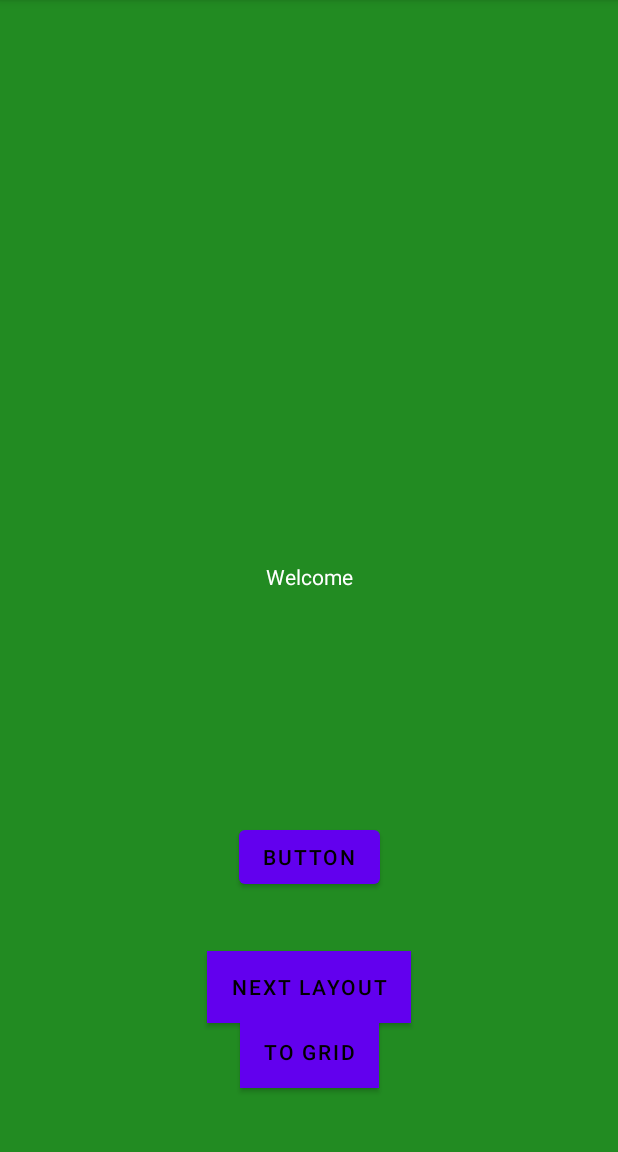
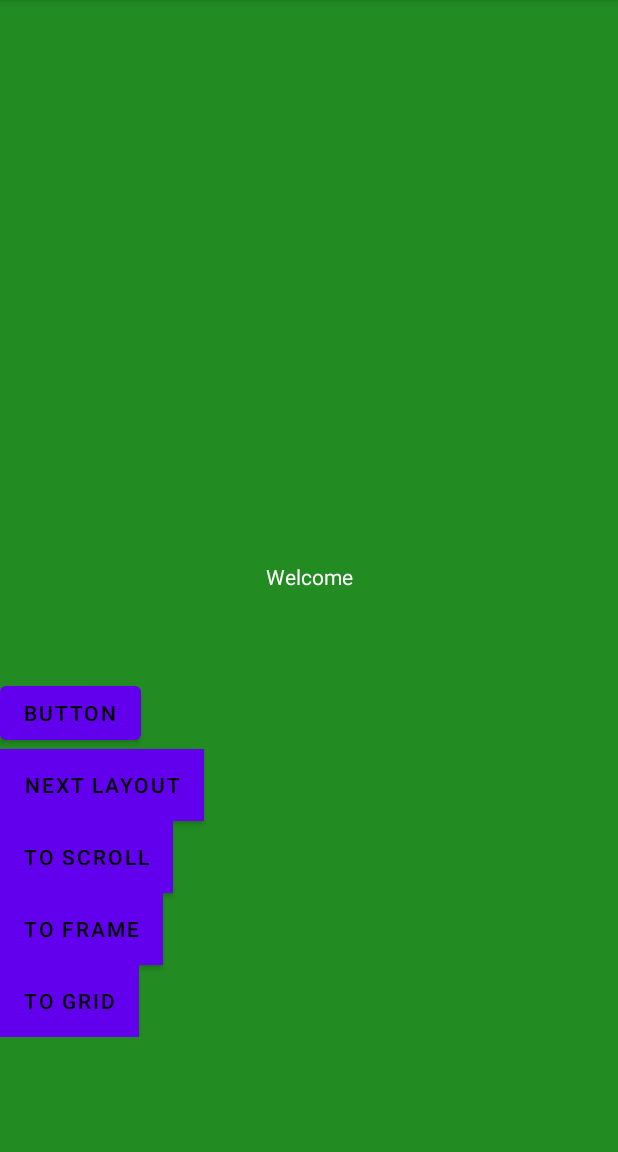
Before and after one commit to andrew-of-ulster/GestationApp, an Android app: the screen it shows after launch (MainActivity), on a phone screen of 412 x 824 dp, the part 84-1236 px from its top. Run offline under Robolectric (Android 15) with nearby library versions, the phone set to English and light mode, and no system bars.

Commit message:
Grid layour and frame layout added

```diff
--- a/app/src/main/AndroidManifest.xml
+++ b/app/src/main/AndroidManifest.xml
@@ -22,7 +22,10 @@
 
 
         <activity android:name=".secondPage"/>
-        <activity android:name=".gridActivity"/>
+        <activity android:name=".scrollPage"/>
+        <activity android:name=".framePage"/>
+        <activity android:name=".actualGridPage"/>
+
     </application>
 
 
--- a/app/src/main/java/com/example/gestationapp/MainActivity.java
+++ b/app/src/main/java/com/example/gestationapp/MainActivity.java
@@ -10,7 +10,7 @@ import android.widget.TextView;
 
 public class MainActivity extends AppCompatActivity {
 
-    Button firstButton,firstToSec,toGrid;
+    Button firstButton,firstToSec,toScroll, toFrame, toGrid;
     TextView welcome;;
 
 
@@ -20,15 +20,13 @@ public class MainActivity extends AppCompatActivity {
         super.onCreate(savedInstanceState);
         setContentView(R.layout.activity_main);
 
-        firstButton = (Button) findViewById(R.id.BUTTON);
-
         welcome = (TextView) findViewById(R.id.textView);
 
+        firstButton = (Button) findViewById(R.id.BUTTON);
         firstToSec = (Button) findViewById(R.id.nextLayout);
-
+        toScroll = (Button) findViewById(R.id.toScrollButton);
+        toFrame = (Button) findViewById(R.id.toFrameButton);
         toGrid = (Button) findViewById(R.id.toGridButton);
-
-
 
 
         firstButton.setOnClickListener(new View.OnClickListener(){
@@ -50,13 +48,31 @@ public class MainActivity extends AppCompatActivity {
             }
         });
 
+        toScroll.setOnClickListener(new View.OnClickListener(){
+            @Override
+            public void onClick (View view){
+                Intent newIntent = new Intent(MainActivity.this, scrollPage.class);
+                startActivity(newIntent);
+            }
+        });
+
+        toFrame.setOnClickListener(new View.OnClickListener(){
+            @Override
+            public void onClick (View view){
+                Intent newIntent = new Intent(MainActivity.this, framePage.class);
+                startActivity(newIntent);
+            }
+        });
+
         toGrid.setOnClickListener(new View.OnClickListener(){
             @Override
             public void onClick (View view){
-                Intent newIntent = new Intent(MainActivity.this, gridActivity.class);
+                Intent newIntent = new Intent(MainActivity.this, actualGridPage.class);
                 startActivity(newIntent);
             }
         });
+
+
 
 
     }
--- a/app/src/main/java/com/example/gestationapp/gridActivity.java
+++ b/app/src/main/java/com/example/gestationapp/scrollPage.java
@@ -7,14 +7,14 @@ import android.widget.Button;
 
 import androidx.appcompat.app.AppCompatActivity;
 
-public class gridActivity extends AppCompatActivity {
+public class scrollPage extends AppCompatActivity {
     Button backToFirst;
 
 
     @Override
     protected void onCreate(Bundle savedInstanceState) {
         super.onCreate(savedInstanceState);
-        setContentView(R.layout.gridLayout);
+        setContentView(R.layout.scroll_layout);
 
 
         backToFirst = (Button) findViewById(R.id.backButton);
@@ -22,7 +22,7 @@ public class gridActivity extends AppCompatActivity {
        backToFirst.setOnClickListener(new View.OnClickListener() {
             @Override
             public void onClick(View view) {
-                Intent newIntent = new Intent(gridActivity.this, MainActivity.class );
+                Intent newIntent = new Intent(scrollPage.this, MainActivity.class );
                 startActivity(newIntent);
             }
         });
--- a/app/src/main/res/layout/activity_main.xml
+++ b/app/src/main/res/layout/activity_main.xml
@@ -18,17 +18,21 @@
         app:layout_constraintRight_toRightOf="parent"
         app:layout_constraintTop_toTopOf="parent" />
 
-
+<LinearLayout
+    android:orientation="vertical"
+    android:layout_width="match_parent"
+    android:layout_height="wrap_content"
+    app:layout_constraintBottom_toBottomOf="parent"
+    app:layout_constraintLeft_toLeftOf="parent"
+    app:layout_constraintRight_toRightOf="parent"
+    app:layout_constraintTop_toTopOf="@+id/textView"
+    >
     <Button
         android:id="@+id/BUTTON"
         android:layout_width="wrap_content"
         android:layout_height="wrap_content"
         android:text="BUTTON"
         android:textColor="@android:color/black"
-        app:layout_constraintBottom_toBottomOf="parent"
-        app:layout_constraintLeft_toLeftOf="parent"
-        app:layout_constraintRight_toRightOf="parent"
-        app:layout_constraintTop_toTopOf="@+id/textView"
 
         />
 
@@ -39,14 +43,26 @@
         android:layout_height="wrap_content"
         android:text="Next Layout"
         android:textColor="@android:color/black"
-        app:layout_constraintBottom_toBottomOf="parent"
-        app:layout_constraintLeft_toLeftOf="parent"
-        app:layout_constraintRight_toRightOf="parent"
-        app:layout_constraintTop_toTopOf="@+id/BUTTON"
 
 
         />
 
+    <Button
+        android:id="@+id/toScrollButton"
+        android:layout_width="wrap_content"
+        android:layout_height="wrap_content"
+        android:background="@android:color/white"
+        android:text="To Scroll"
+        android:textColor="@android:color/black"
+        />
+    <Button
+        android:id="@+id/toFrameButton"
+        android:layout_width="wrap_content"
+        android:layout_height="wrap_content"
+        android:background="@android:color/white"
+        android:text="To Frame"
+        android:textColor="@android:color/black"
+        />
     <Button
         android:id="@+id/toGridButton"
         android:layout_width="wrap_content"
@@ -54,12 +70,8 @@
         android:background="@android:color/white"
         android:text="To Grid"
         android:textColor="@android:color/black"
-        app:layout_constraintBottom_toBottomOf="parent"
-        app:layout_constraintLeft_toLeftOf="parent"
-        app:layout_constraintRight_toRightOf="parent"
-        app:layout_constraintTop_toTopOf="@+id/nextLayout"
-
-
         />
 
+</LinearLayout>
+
 </androidx.constraintlayout.widget.ConstraintLayout>
```
Also changed, not shown: app/src/main/java/com/example/gestationapp/actualGridPage.java (added, +17 -0 lines), app/src/main/java/com/example/gestationapp/framePage.java (added, +20 -0 lines), app/src/main/res/layout/actual_grid_layout.xml (added, +59 -0 lines), app/src/main/res/layout/frame_layout.xml (added, +42 -0 lines).
